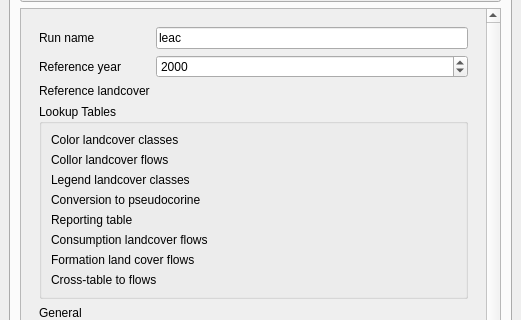
VITObelgium/sys4enca, file enca_plugin/enca_plugin_dockwidget_base.ui: the form before one commit; both pictures show x 0 to 521 and y 316 to 636 of the 521 by 1072 pixel window.
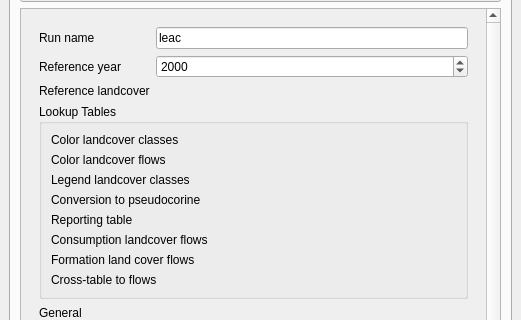
The form after the commit. The open tabs and pages were chosen to show the change. Custom widgets are drawn as their Qt base class.

Commit message: change labels as requested

Patch:
```diff
--- a/enca_plugin/enca_plugin_dockwidget_base.ui
+++ b/enca_plugin/enca_plugin_dockwidget_base.ui
@@ -1166,7 +1166,7 @@
                    <item row="1" column="0">
                     <widget class="QLabel" name="label_10">
                      <property name="text">
-                      <string>Collor landcover flows</string>
+                      <string>Color landcover flows</string>
                      </property>
                     </widget>
                    </item>
```
Left out of the diff: 92 changed lines with no effect on the pictures.
